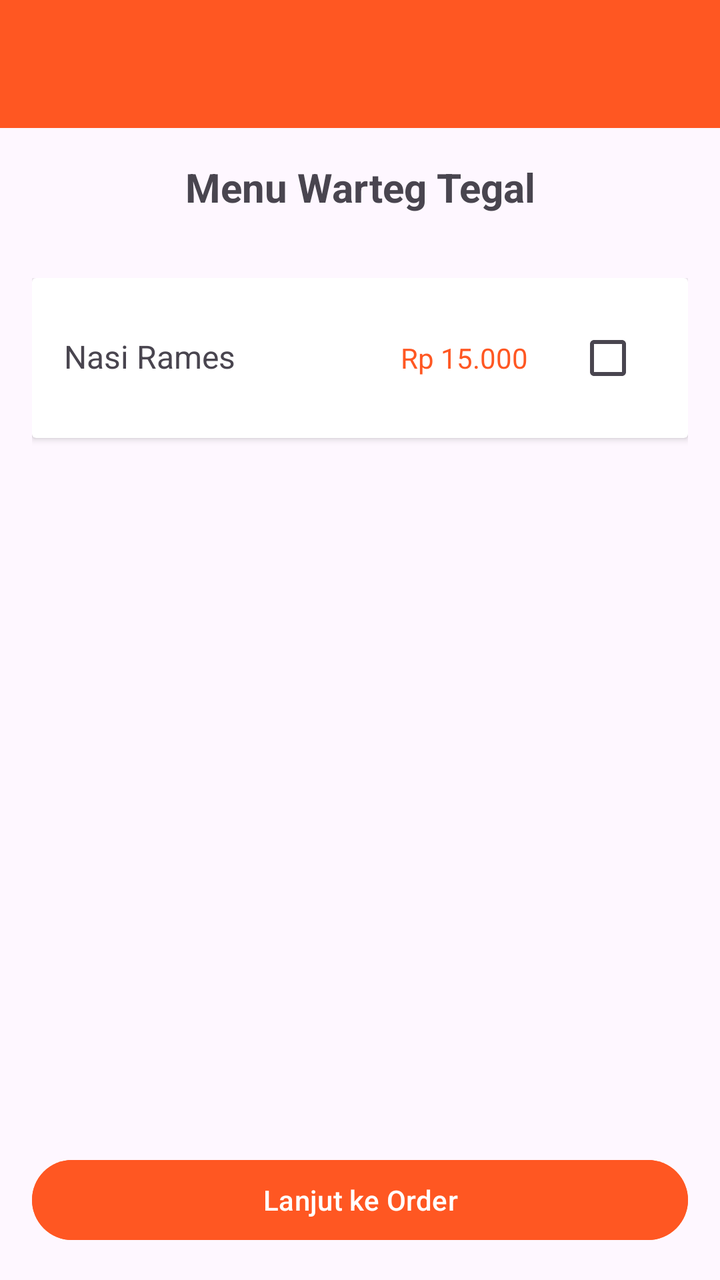
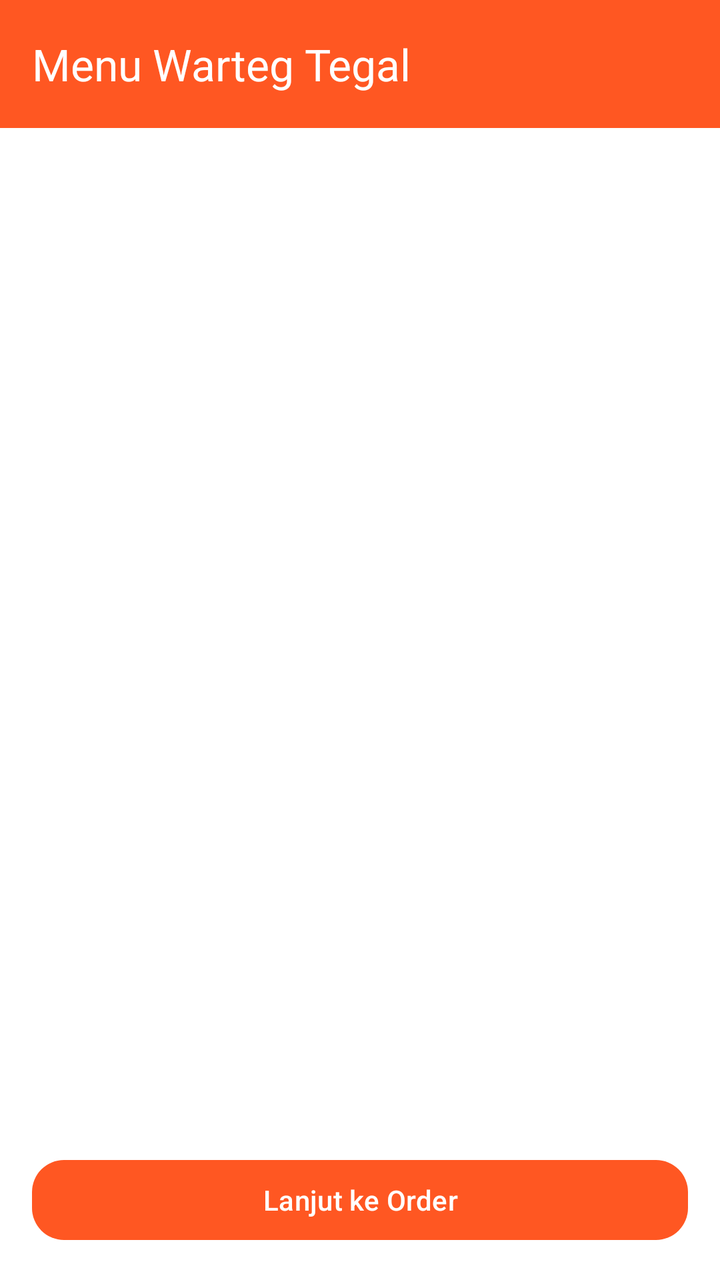

Two renders of the same Android screen: before a commit and after it. Below are the layout's source before the change and the commit's diff.
<!-- AndroidManifest.xml: application theme Theme.WarungWartegTegal -->
<!-- res/layout/activity_home.xml -->
<?xml version="1.0" encoding="utf-8"?>
<LinearLayout xmlns:android="http://schemas.android.com/apk/res/android"
    android:layout_width="match_parent"
    android:layout_height="match_parent"
    android:orientation="vertical">

    <androidx.appcompat.widget.Toolbar
        android:id="@+id/toolbar"
        android:layout_width="match_parent"
        android:layout_height="?attr/actionBarSize"
        android:background="@color/orange"
        android:theme="@style/ThemeOverlay.AppCompat.Dark.ActionBar" />

    <TextView
        android:layout_width="match_parent"
        android:layout_height="wrap_content"
        android:text="Menu Warteg Tegal"
        android:textSize="20sp"
        android:textStyle="bold"
        android:gravity="center"
        android:padding="16dp" />

    <LinearLayout
        android:layout_width="match_parent"
        android:layout_height="0dp"
        android:layout_weight="1"
        android:orientation="vertical"
        android:padding="16dp">

        
        <androidx.cardview.widget.CardView
            android:layout_width="match_parent"
            android:layout_height="wrap_content"
            android:layout_marginBottom="16dp"
            android:elevation="4dp">

            <LinearLayout
                android:layout_width="match_parent"
                android:layout_height="wrap_content"
                android:orientation="horizontal"
                android:padding="16dp">

                <TextView
                    android:layout_width="0dp"
                    android:layout_height="wrap_content"
                    android:layout_weight="1"
                    android:text="Nasi Rames"
                    android:textSize="16sp" />

                <TextView
                    android:layout_width="wrap_content"
                    android:layout_height="wrap_content"
                    android:text="Rp 15.000"
                    android:textColor="@color/orange" />

                <CheckBox
                    android:layout_width="wrap_content"
                    android:layout_height="wrap_content"
                    android:layout_marginStart="16dp" />

            </LinearLayout>

        </androidx.cardview.widget.CardView>

        

    </LinearLayout>

    <Button
        android:id="@+id/btnOrder"
        android:layout_width="match_parent"
        android:layout_height="wrap_content"
        android:text="Lanjut ke Order"
        android:backgroundTint="@color/orange"
        android:layout_margin="16dp" />

</LinearLayout>
<!-- resources referenced by this layout -->
<resources>
  <color name="orange">#FFFF5722</color>
  <style name="Theme.WarungWartegTegal" parent="Base.Theme.WarungWartegTegal" />
  <style name="Base.Theme.WarungWartegTegal" parent="Theme.Material3.DayNight.NoActionBar">
          
          <item name="colorPrimary">@color/orange</item>
          <item name="colorPrimaryVariant">@color/dark_orange</item>
          <item name="colorOnPrimary">@color/white</item>
      </style>
  <color name="dark_orange">#FFE64A19</color>
  <color name="white">#FFFFFFFF</color>
</resources>

<!-- the commit's change to res/layout/activity_home.xml (unified diff, before → after) -->
@@ -1,77 +1,48 @@
 <?xml version="1.0" encoding="utf-8"?>
-<LinearLayout xmlns:android="http://schemas.android.com/apk/res/android"
+<androidx.coordinatorlayout.widget.CoordinatorLayout xmlns:android="http://schemas.android.com/apk/res/android"
+    xmlns:app="http://schemas.android.com/apk/res-auto"
     android:layout_width="match_parent"
     android:layout_height="match_parent"
-    android:orientation="vertical">
+    android:background="@color/white">
 
-    <androidx.appcompat.widget.Toolbar
-        android:id="@+id/toolbar"
-        android:layout_width="match_parent"
-        android:layout_height="?attr/actionBarSize"
-        android:background="@color/orange"
-        android:theme="@style/ThemeOverlay.AppCompat.Dark.ActionBar" />
-
-    <TextView
+    
+    <com.google.android.material.appbar.AppBarLayout
         android:layout_width="match_parent"
         android:layout_height="wrap_content"
-        android:text="Menu Warteg Tegal"
-        android:textSize="20sp"
-        android:textStyle="bold"
-        android:gravity="center"
-        android:padding="16dp" />
+        android:theme="@style/ThemeOverlay.AppCompat.Dark.ActionBar">
 
-    <LinearLayout
+        <androidx.appcompat.widget.Toolbar
+            android:id="@+id/toolbar"
+            android:layout_width="match_parent"
+            android:layout_height="?attr/actionBarSize"
+            android:background="@color/orange"
+            app:title="Menu Warteg Tegal"
+            app:titleTextColor="@android:color/white" />
+
+    </com.google.android.material.appbar.AppBarLayout>
+
+    
+    <androidx.recyclerview.widget.RecyclerView
+        android:id="@+id/rvMenu"
         android:layout_width="match_parent"
-        android:layout_height="0dp"
+        android:layout_height="match_parent"
         android:layout_weight="1"
-        android:orientation="vertical"
-        android:padding="16dp">
+        android:padding="16dp"
+        android:clipToPadding="false"
+        android:scrollbars="vertical"
+        app:layout_behavior="@string/appbar_scrolling_view_behavior" />
 
-        
-        <androidx.cardview.widget.CardView
-            android:layout_width="match_parent"
-            android:layout_height="wrap_content"
-            android:layout_marginBottom="16dp"
-            android:elevation="4dp">
-
-            <LinearLayout
-                android:layout_width="match_parent"
-                android:layout_height="wrap_content"
-                android:orientation="horizontal"
-                android:padding="16dp">
-
-                <TextView
-                    android:layout_width="0dp"
-                    android:layout_height="wrap_content"
-                    android:layout_weight="1"
-                    android:text="Nasi Rames"
-                    android:textSize="16sp" />
-
-                <TextView
-                    android:layout_width="wrap_content"
-                    android:layout_height="wrap_content"
-                    android:text="Rp 15.000"
-                    android:textColor="@color/orange" />
-
-                <CheckBox
-                    android:layout_width="wrap_content"
-                    android:layout_height="wrap_content"
-                    android:layout_marginStart="16dp" />
-
-            </LinearLayout>
-
-        </androidx.cardview.widget.CardView>
-
-        
-
-    </LinearLayout>
-
-    <Button
+    
+    <com.google.android.material.button.MaterialButton
         android:id="@+id/btnOrder"
         android:layout_width="match_parent"
         android:layout_height="wrap_content"
         android:text="Lanjut ke Order"
-        android:backgroundTint="@color/orange"
-        android:layout_margin="16dp" />
+        app:cornerRadius="16dp"
+        app:backgroundTint="@color/orange"
+        android:layout_margin="16dp"
+        android:textAllCaps="false"
+        app:layout_anchor="@id/rvMenu"
+        app:layout_anchorGravity="bottom" />
 
-</LinearLayout>
+</androidx.coordinatorlayout.widget.CoordinatorLayout>
